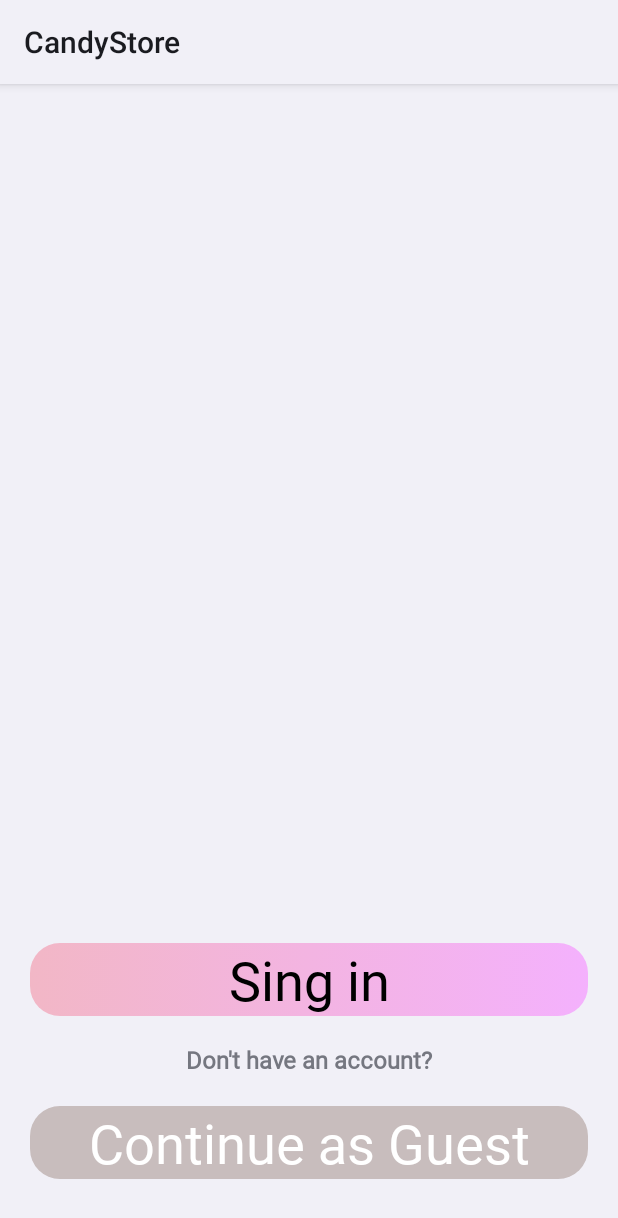
After one commit to Candy-store-ink/candy-store-mobile, an Android app: the layout activity_login.xml on its own in the app's theme, with its tools: preview values and no code run, on a phone screen of 412 x 824 dp. The commit adds this screen. Shown: the top 1218 px of the screen. Run offline under Robolectric (Android 15) with nearby library versions, the phone set to English and light mode, and no system bars.

Commit message:
create btn for guest & sing in

```diff
--- /dev/null
+++ b/app/src/main/res/drawable/btn_cont_as_guest_background.xml
@@ -0,0 +1,10 @@
+<?xml version="1.0" encoding="utf-8"?>
+<selector xmlns:android="http://schemas.android.com/apk/res/android">
+    <item>
+        <shape android:shape="rectangle">
+            <solid android:color="@color/btn_cont_as_guest"/>
+            <corners android:radius="@dimen/btn_corners"/>
+        </shape>
+    </item>
+
+</selector>
--- /dev/null
+++ b/app/src/main/res/drawable/btn_sing_in_background.xml
@@ -0,0 +1,12 @@
+<?xml version="1.0" encoding="utf-8"?>
+<selector xmlns:android="http://schemas.android.com/apk/res/android">
+    <item>
+        <shape android:shape="rectangle">
+            <corners android:radius="20dp"/>
+            <gradient android:startColor="@color/btn_sing_in_first"
+                android:endColor="@color/btn_sing_in_second"/>
+        </shape>
+
+    </item>
+
+</selector>
--- /dev/null
+++ b/app/src/main/res/layout/activity_login.xml
@@ -0,0 +1,54 @@
+<?xml version="1.0" encoding="utf-8"?>
+<androidx.constraintlayout.widget.ConstraintLayout xmlns:android="http://schemas.android.com/apk/res/android"
+    android:layout_width="match_parent"
+    android:layout_height="match_parent"
+    xmlns:app="http://schemas.android.com/apk/res-auto"
+    android:padding="20dp">
+
+
+
+
+    <androidx.appcompat.widget.AppCompatButton
+        android:id="@+id/sing_in_btn"
+        android:layout_width="match_parent"
+        android:layout_height="wrap_content"
+        android:layout_marginBottom="18dp"
+        android:background="@drawable/btn_sing_in_background"
+        android:fontFamily="@font/itim"
+        android:text="@string/sing_in_btn_text"
+        android:textAlignment="center"
+        android:textColor="@color/black"
+        android:textSize="36sp"
+        app:layout_constraintBottom_toTopOf="@id/hint_textview_guest_btn"
+        app:layout_constraintEnd_toEndOf="parent"
+        app:layout_constraintStart_toStartOf="parent" />
+
+    <TextView
+        android:id="@+id/hint_textview_guest_btn"
+        android:layout_width="wrap_content"
+        android:layout_height="wrap_content"
+        android:layout_marginBottom="20dp"
+        android:fontFamily="@font/itim"
+        android:text="@string/don_t_have_an_account"
+        android:textSize="16sp"
+        android:textStyle="bold"
+        app:layout_constraintBottom_toTopOf="@id/continue_as_guest_btn"
+        app:layout_constraintEnd_toEndOf="parent"
+        app:layout_constraintStart_toStartOf="parent" />
+
+    <androidx.appcompat.widget.AppCompatButton
+        android:id="@+id/continue_as_guest_btn"
+        android:layout_width="match_parent"
+        android:layout_height="wrap_content"
+        android:layout_marginBottom="18dp"
+        android:background="@drawable/btn_cont_as_guest_background"
+        android:fontFamily="@font/itim"
+        android:text="@string/btn_continue_as_guest"
+        android:textAlignment="center"
+        android:textColor="@color/white"
+        android:textSize="36sp"
+        app:layout_constraintBottom_toBottomOf="parent"
+        app:layout_constraintEnd_toEndOf="parent"
+        app:layout_constraintStart_toStartOf="parent" />
+
+</androidx.constraintlayout.widget.ConstraintLayout>
--- a/app/src/main/res/values/colors.xml
+++ b/app/src/main/res/values/colors.xml
@@ -8,4 +8,8 @@
     <color name="black">#FF000000</color>
     <color name="white">#FFFFFFFF</color>
     <color name="splash_screen_background">#D59797</color>
+    <color name="btn_cont_as_guest">#C8BDBD</color>
+    <color name="btn_sing_in_first">#F2B7C6</color>
+    <color name="btn_sing_in_second">#BDF59BFF</color>
+
 </resources>
--- /dev/null
+++ b/app/src/main/res/values/dimens.xml
@@ -0,0 +1,4 @@
+<?xml version="1.0" encoding="utf-8"?>
+<resources>
+    <dimen name="btn_corners">20dp</dimen>
+</resources>
--- a/app/src/main/res/values/splash_theme.xml
+++ b/app/src/main/res/values/splash_theme.xml
@@ -3,7 +3,7 @@
     <style name="Theme.App.Starting" parent="Theme.SplashScreen">
         <item name="android:windowSplashScreenBackground" tools:targetApi="s">@color/white</item>
         <item name="android:windowSplashScreenAnimatedIcon" tools:targetApi="s">@drawable/ic_splashscreen_logo_animated</item>
-        <item name="android:windowSplashScreenBrandingImage" tools:targetApi="s"> @drawable/ic_splashscreen_text</item>
+        <item name="android:windowSplashScreenBrandingImage" tools:targetApi="s">@drawable/ic_splashscreen_text</item>
 
         <item name="postSplashScreenTheme">@style/Theme.CandyStore</item>
 
--- a/app/src/main/res/values/strings.xml
+++ b/app/src/main/res/values/strings.xml
@@ -1,3 +1,6 @@
 <resources>
     <string name="app_name">CandyStore</string>
+    <string name="btn_continue_as_guest">Continue as Guest</string>
+    <string name="don_t_have_an_account">Don\'t have an account?</string>
+    <string name="sing_in_btn_text">Sing in</string>
 </resources>
```
